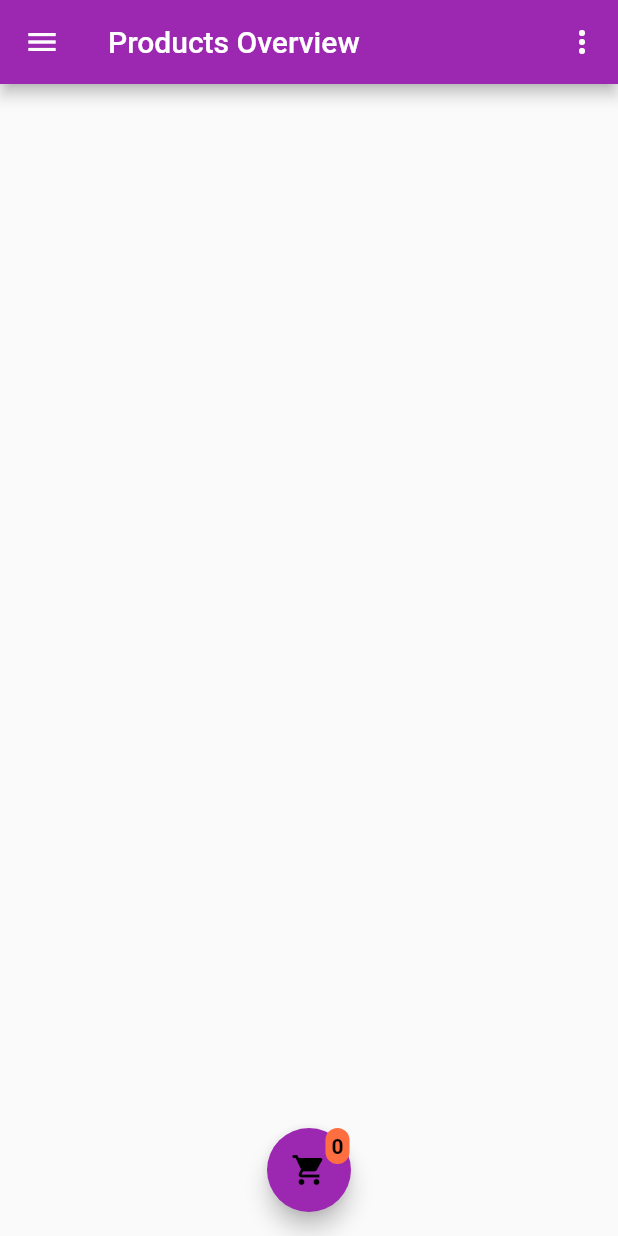
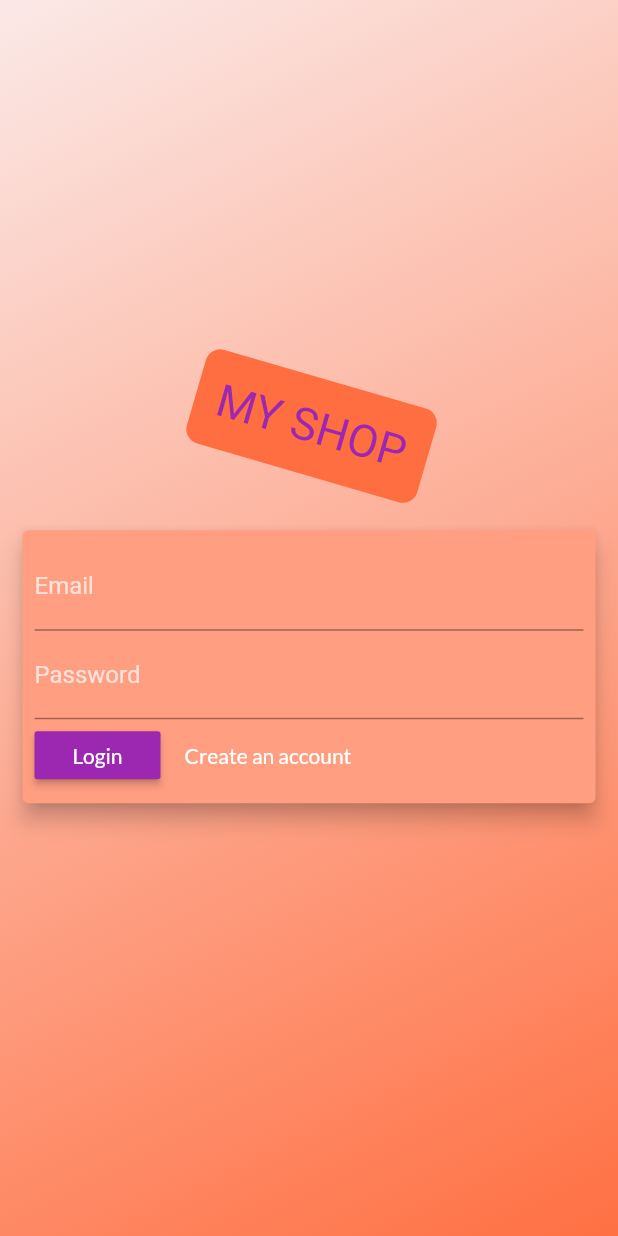
Before and after one commit to IrisXhafa/shop-flutter, a Flutter app: the screen it shows after launch, on a phone screen of 412 x 824 dp. Run offline on Flutter 3.47's test engine with Material 2 defaults, Android fonts, the phone set to English and light mode, and no system bars.

Commit message:
added user auth

```diff
--- a/lib/constants.dart
+++ b/lib/constants.dart
@@ -1 +1 @@
-const URL = 'https://shop-app-e9d2e.firebaseio.com/';
+const URL = 'https://shop-app-e9d2e.firebaseio.com';
--- a/lib/main.dart
+++ b/lib/main.dart
@@ -1,8 +1,10 @@
 import 'package:flutter/material.dart';
 import 'package:provider/provider.dart';
+import 'package:shop_app/providers/auth_provider.dart';
 import 'package:shop_app/providers/cart_provider.dart';
 import 'package:shop_app/providers/order_provider.dart';
 import 'package:shop_app/providers/products_provider.dart';
+import 'package:shop_app/screens/auth_screen.dart';
 import 'package:shop_app/screens/cart_items_screen.dart';
 import 'package:shop_app/screens/orders_overview_screen.dart';
 import 'package:shop_app/screens/product_form_screen.dart';
@@ -20,9 +22,26 @@ class MyApp extends StatelessWidget {
   Widget build(BuildContext context) {
     return MultiProvider(
       providers: [
-        ChangeNotifierProvider(create: (context) => ProductsProvider()),
-        ChangeNotifierProvider(create: (context) => CartProvider()),
-        ChangeNotifierProvider(create: (context) => OrderProvider())
+        ChangeNotifierProvider(create: (context) => AuthProvider()),
+        ChangeNotifierProxyProvider<AuthProvider, ProductsProvider>(
+            update: (context, authData, previousProducts) => ProductsProvider(
+                authData.token,
+                authData.userId,
+                previousProducts == null ? [] : previousProducts.items),
+            create: null),
+        ChangeNotifierProxyProvider<AuthProvider, CartProvider>(
+          update: (context, authData, previousCartItems) => CartProvider(
+              authData.token,
+              previousCartItems == null ? {} : previousCartItems.cartItems),
+          create: null,
+        ),
+        ChangeNotifierProxyProvider<AuthProvider, OrderProvider>(
+          update: (context, authData, previousOrders) => OrderProvider(
+              authData.token,
+              authData.userId,
+              previousOrders == null ? [] : previousOrders.orders),
+          create: null,
+        ),
       ],
       child: MaterialApp(
         title: 'Flutter Demo',
@@ -40,7 +59,13 @@ class MyApp extends StatelessWidget {
               )),
           visualDensity: VisualDensity.adaptivePlatformDensity,
         ),
-        home: ProductOverviewScreen(),
+        home: Consumer<AuthProvider>(
+          builder: (context, authData, _) {
+            return authData.isAuthanticated()
+                ? ProductOverviewScreen()
+                : AuthScreen();
+          },
+        ),
         routes: {
           ProductDetailsScreen.ROUTE: (context) => ProductDetailsScreen(),
           CartItems.ROUTE: (context) => CartItems(),
--- a/lib/models/product.dart
+++ b/lib/models/product.dart
@@ -2,6 +2,7 @@ import 'dart:convert';
 
 import 'package:flutter/foundation.dart';
 import 'package:http/http.dart' as http;
+import 'package:provider/provider.dart';
 import 'package:shop_app/http_exception.dart';
 
 import '../constants.dart';
@@ -12,6 +13,7 @@ class Product with ChangeNotifier {
   final String description;
   final String imageUrl;
   final double price;
+  final String creatorId;
   bool isFavorite;
 
   Product({
@@ -20,19 +22,18 @@ class Product with ChangeNotifier {
     @required this.description,
     @required this.imageUrl,
     @required this.price,
+    this.creatorId,
     this.isFavorite = false,
   });
 
-  Future<void> toggleFavorite() async {
+  Future<void> toggleFavorite(String token, String userId) async {
     final bool oldStatus = this.isFavorite;
     try {
       this.isFavorite = !this.isFavorite;
       notifyListeners();
-      var response = await http.patch(
-        '$URL/products/$id.json',
-        body: json.encode(
-          {'isFavorite': !isFavorite},
-        ),
+      var response = await http.put(
+        '$URL/usersfavorites/$userId/$id.json?auth=$token',
+        body: json.encode(isFavorite),
       );
       if (response.statusCode >= 400) {
         this.isFavorite = oldStatus;
--- /dev/null
+++ b/lib/providers/auth_provider.dart
@@ -0,0 +1,87 @@
+import 'dart:async';
+import 'dart:convert';
+
+import 'package:flutter/material.dart';
+import 'package:http/http.dart' as http;
+import 'package:shop_app/http_exception.dart';
+
+class AuthProvider with ChangeNotifier {
+  String _token;
+  String _userId;
+  DateTime _expireIn;
+  Timer autoLogoutTimer;
+
+  bool isAuthanticated() {
+    return token != null;
+  }
+
+  String get userId {
+    return _userId;
+  }
+
+  String get token {
+    if (_token != null &&
+        _userId != null &&
+        _expireIn.isAfter(DateTime.now())) {
+      return _token;
+    }
+    return null;
+  }
+
+  Future<void> _authenticate(String email, String password, String url) async {
+    try {
+      var response = await http.post(
+        url,
+        body: json.encode(
+            {'email': email, 'password': password, 'returnSecureToken': true}),
+      );
+      var resposeData = json.decode(response.body);
+      if (resposeData['error'] != null) {
+        throw HttpException(resposeData['error']['message']);
+      }
+      _token = resposeData['idToken'];
+      _userId = resposeData['localId'];
+      _expireIn = DateTime.now().add(
+        Duration(
+          seconds: int.parse(resposeData['expiresIn']),
+        ),
+      );
+      autoLogout();
+
+      notifyListeners();
+    } on Exception catch (e) {
+      print(e);
+    }
+  }
+
+  Future<void> login(String email, String password) async {
+    const url =
+        'https://identitytoolkit.googleapis.com/v1/accounts:signInWithPassword?key=AIzaSyDAI65fZNGZpJNEeGlO6O7tqPnjsUTauX8';
+    return _authenticate(email, password, url);
+  }
+
+  Future<void> signUp(String email, String password) async {
+    const url =
+        'https://identitytoolkit.googleapis.com/v1/accounts:signUp?key=AIzaSyDAI65fZNGZpJNEeGlO6O7tqPnjsUTauX8';
+    return _authenticate(email, password, url);
+  }
+
+  logout() {
+    _token = null;
+    _userId = null;
+    _expireIn = null;
+    if (autoLogoutTimer != null) {
+      autoLogoutTimer.cancel();
+      autoLogoutTimer = null;
+    }
+    notifyListeners();
+  }
+
+  autoLogout() {
+    if (autoLogoutTimer != null) {
+      autoLogoutTimer.cancel();
+    }
+    final difference = _expireIn.difference(DateTime.now()).inSeconds;
+    autoLogoutTimer = Timer(Duration(seconds: difference), logout);
+  }
+}
--- a/lib/providers/cart_provider.dart
+++ b/lib/providers/cart_provider.dart
@@ -2,6 +2,8 @@ import 'package:flutter/cupertino.dart';
 import 'package:shop_app/models/cart_item.dart';
 
 class CartProvider with ChangeNotifier {
+  CartProvider(this._token, this._cartItems);
+  String _token;
   Map<String, CartItem> _cartItems = {};
 
   Map<String, CartItem> get cartItems {
--- a/lib/providers/order_provider.dart
+++ b/lib/providers/order_provider.dart
@@ -8,6 +8,9 @@ import 'package:shop_app/models/cart_item.dart';
 import 'package:shop_app/models/order_item.dart';
 
 class OrderProvider with ChangeNotifier {
+  OrderProvider(this._token, this._userId, this._orders);
+  final String _userId;
+  final String _token;
   List<OrderItem> _orders = [];
 
   List<OrderItem> get orders {
@@ -15,14 +18,15 @@ class OrderProvider with ChangeNotifier {
   }
 
   Future<void> fetchOrders() async {
-    var response = await http.get('$URL/orders.json');
+    var response = await http.get('$URL/orders/$_userId.json?auth=$_token');
     _orders = [];
     _setOrders(json.decode(response.body));
   }
 
   _setOrders(Map<String, dynamic> mappedOrders) {
     mappedOrders.forEach((orderId, orderData) {
-      _orders.add(OrderItem(
+      _orders.add(
+        OrderItem(
           id: orderId,
           totalAmount: orderData['totalAmount'],
           items: (orderData['items'] as List<dynamic>).map(
@@ -35,12 +39,14 @@ class OrderProvider with ChangeNotifier {
               );
             },
           ).toList(),
-          date: DateTime.parse(orderData['date'])));
+          date: DateTime.parse(orderData['date']),
+        ),
+      );
     });
   }
 
   Future<void> addOrder(OrderItem order) async {
-    var response = await http.post('$URL/orders.json',
+    var response = await http.post('$URL/orders/$_userId.json?auth=$_token',
         body: json.encode(_createOrderMap(order)));
     print(response);
     _orders.insert(
--- /dev/null
+++ b/lib/screens/auth_screen.dart
@@ -0,0 +1,203 @@
+import 'dart:ui';
+
+import 'package:flutter/material.dart';
+import 'package:provider/provider.dart';
+import 'package:shop_app/providers/auth_provider.dart';
+
+enum ScreenType { LOGIN, SIGNUP }
+
+class AuthScreen extends StatefulWidget {
+  @override
+  _AuthScreenState createState() => _AuthScreenState();
+}
+
+class _AuthScreenState extends State<AuthScreen> {
+  final _formKey = GlobalKey<FormState>();
+  ScreenType screenType;
+
+  final _passwordFocusNode = new FocusNode();
+
+  final _passwordConfirmFocusNode = new FocusNode();
+
+  final _passwordFieldController = new TextEditingController();
+
+  AuthProvider authProvider;
+
+  @override
+  initState() {
+    setState(() {
+      screenType = ScreenType.LOGIN;
+    });
+    authProvider = Provider.of<AuthProvider>(context, listen: false);
+
+    super.initState();
+  }
+
+  Map<String, String> formData = {
+    'email': '',
+    'password': '',
+  };
+
+  _submit() async {
+    _formKey.currentState.save();
+    AuthProvider authProvider =
+        Provider.of<AuthProvider>(context, listen: false);
+    if (screenType == ScreenType.SIGNUP) {
+      await authProvider.signUp(
+        formData['email'].trim(),
+        formData['password'].trim(),
+      );
+    } else {
+      await authProvider.login(
+        formData['email'].trim(),
+        formData['password'].trim(),
+      );
+    }
+  }
+
+  @override
+  Widget build(BuildContext context) {
+    return Scaffold(
+      body: Container(
+        decoration: BoxDecoration(
+          gradient: LinearGradient(
+            colors: [
+              Colors.deepOrange[50],
+              Colors.deepOrange[400],
+            ],
+            begin: Alignment.topLeft,
+            end: Alignment.bottomRight,
+          ),
+        ),
+        child: Column(
+          mainAxisAlignment: MainAxisAlignment.center,
+          crossAxisAlignment: CrossAxisAlignment.center,
+          children: [
+            Container(
+              transform: Matrix4.rotationZ(-6)..translate(0.0, -50.0, 50.0),
+              padding: const EdgeInsets.all(15.0),
+              decoration: BoxDecoration(
+                color: Theme.of(context).accentColor,
+                borderRadius: BorderRadius.circular(10),
+              ),
+              child: Text(
+                'MY SHOP',
+                style: TextStyle(
+                  color: Colors.purple,
+                  fontSize: 30,
+                  decoration: TextDecoration.none,
+                ),
+              ),
+            ),
+            Card(
+              elevation: 6,
+              margin: EdgeInsets.symmetric(
+                vertical: 10,
+                horizontal: 15,
+              ),
+              color: Colors.deepOrangeAccent[100],
+              child: Padding(
+                padding: const EdgeInsets.all(8.0),
+                child: Form(
+                  key: _formKey,
+                  child: Column(
+                    children: [
+                      TextFormField(
+                        cursorColor: Colors.white,
+                        textInputAction: TextInputAction.next,
+                        style: TextStyle(color: Colors.white),
+                        decoration: InputDecoration(
+                          labelStyle: TextStyle(color: Colors.white70),
+                          labelText: 'Email',
+                        ),
+                        validator: (value) {
+                          if (value.contains('@')) {
+                            return 'Please enter a valid email';
+                          }
+                          return null;
+                        },
+                        onEditingComplete: () => FocusScope.of(context)
+                            .requestFocus(_passwordFocusNode),
+                        onSaved: (newValue) => formData['email'] = newValue,
+                      ),
+                      TextFormField(
+                        focusNode: _passwordFocusNode,
+                        controller: _passwordFieldController,
+                        cursorColor: Colors.white,
+                        style: TextStyle(color: Colors.white),
+                        textInputAction: TextInputAction.next,
+                        obscureText: true,
+                        decoration: InputDecoration(
+                          labelText: 'Password',
+                          labelStyle: TextStyle(color: Colors.white70),
+                        ),
+                        validator: (value) {
+                          if (value.length < 5) {
+                            return 'Password should contain at least 5 characters';
+                          }
+                          return null;
+                        },
+                        onEditingComplete: () => FocusScope.of(context)
+                            .requestFocus(_passwordConfirmFocusNode),
+                        onSaved: (newValue) => formData['password'] = newValue,
+                      ),
+                      if (screenType == ScreenType.SIGNUP)
+                        TextFormField(
+                          focusNode: _passwordConfirmFocusNode,
+                          cursorColor: Colors.white,
+                          textInputAction: TextInputAction.send,
+                          style: TextStyle(color: Colors.white),
+                          obscureText: true,
+                          decoration: InputDecoration(
+                            labelText: 'Confirm Password',
+                            labelStyle: TextStyle(color: Colors.white70),
+                          ),
+                          validator: (value) {
+                            if (value != _passwordFieldController.text) {
+                              return 'Passwords do not match';
+                            }
+                            return null;
+                          },
+                        ),
+                      Row(
+                        children: [
+                          RaisedButton(
+                            visualDensity: VisualDensity.comfortable,
+                            onPressed: _submit,
+                            child: Text(screenType == ScreenType.SIGNUP
+                                ? 'Sign Up'
+                                : 'Login'),
+                            color: Theme.of(context).primaryColor,
+                            textColor: Colors.white,
+                            textTheme: ButtonTextTheme.primary,
+                          ),
+                          FlatButton(
+                            onPressed: () {
+                              setState(() {
+                                if (screenType == ScreenType.LOGIN) {
+                                  screenType = ScreenType.SIGNUP;
+                                } else {
+                                  screenType = ScreenType.LOGIN;
+                                }
+                              });
+                            },
+                            child: Text(
+                              screenType == ScreenType.SIGNUP
+                                  ? 'Already registered? Login!'
+                                  : 'Create an account',
+                              style: TextStyle(color: Colors.white),
+                            ),
+                          )
+                        ],
+                      )
+                    ],
+                  ),
+                ),
+              ),
+            )
+          ],
+        ),
+      ),
+    );
+  }
+}
--- a/lib/widgets/product_item.dart
+++ b/lib/widgets/product_item.dart
@@ -2,6 +2,7 @@ import 'package:flutter/cupertino.dart';
 import 'package:flutter/material.dart';
 import 'package:provider/provider.dart';
 import 'package:shop_app/models/product.dart';
+import 'package:shop_app/providers/auth_provider.dart';
 import 'package:shop_app/providers/cart_provider.dart';
 import 'package:shop_app/screens/products_details_screen.dart';
 
@@ -35,7 +36,9 @@ class ProductItem extends StatelessWidget {
               icon: Icon(productData.isFavorite
                   ? Icons.favorite
                   : Icons.favorite_border),
-              onPressed: () => productData.toggleFavorite(),
+              onPressed: () => productData.toggleFavorite(
+                  Provider.of<AuthProvider>(context, listen: false).token,
+                  Provider.of<AuthProvider>(context, listen: false).userId),
               color: Theme.of(context).accentColor,
             ),
             trailing: IconButton(
--- a/lib/widgets/products_grid.dart
+++ b/lib/widgets/products_grid.dart
@@ -13,7 +13,7 @@ class ProductsGrid extends StatelessWidget {
   Widget build(BuildContext context) {
     return Container(
       child: FutureBuilder(
-        future: Provider.of<ProductsProvider>(context).fetchProducts(),
+        future: Provider.of<ProductsProvider>(context).fetchProducts(true),
         builder: (context, dataSnapshot) {
           if (dataSnapshot.connectionState == ConnectionState.waiting) {
             return Center(
```
Also changed, not shown: lib/providers/products_provider.dart (+28 -11 lines), lib/screens/products_management_screen.dart (+19 -8 lines), lib/widgets/main_drawer.dart (+12 -0 lines).
